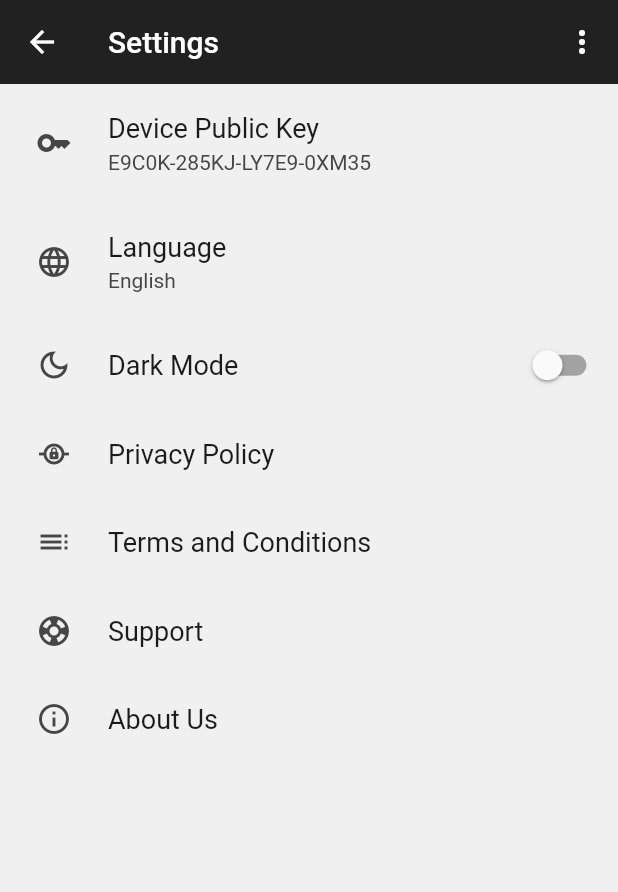
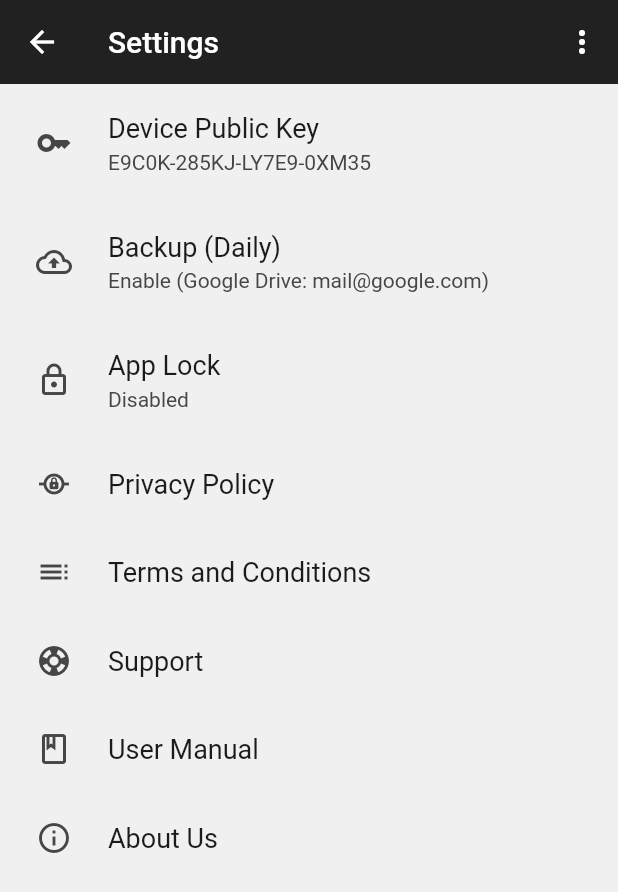
Before and after one commit to kstar0707/signature-passwordless-auth, a Flutter app: the screen it shows after launch, after a tap on the "settings" icon, on a phone screen of 412 x 824 dp. Shown: the top 892 px of the screen. Run offline on Flutter 3.47's test engine with Material 2 defaults, Android fonts, the phone set to English and light mode, and no system bars; drawn by our look-alikes of settings_ui.

Commit message:
update settings

```diff
--- a/lib/views/main_pages/settings_page.dart
+++ b/lib/views/main_pages/settings_page.dart
@@ -57,16 +57,21 @@ class _SettingsPageState extends State<SettingsPage> {
                   value: const Text('E9C0K-285KJ-LY7E9-0XM35'),
                 ),
                 SettingsTile.navigation(
-                  leading: const Icon(Icons.language_outlined),
-                  title: const Text('Language'),
-                  value: const Text('English'),
+                  leading: const Icon(Icons.backup_outlined),
+                  title: const Text('Backup (Daily)'),
+                  value: const Text('Enable (Google Drive: mail@google.com)'),
                 ),
-                SettingsTile.switchTile(
-                  onToggle: (value) {},
-                  initialValue: false,
-                  leading: const Icon(Icons.dark_mode_outlined),
-                  title: const Text('Dark Mode'),
+                SettingsTile.navigation(
+                  leading: const Icon(Icons.lock_outlined),
+                  title: const Text('App Lock'),
+                  value: const Text('Disabled'),
                 ),
+                // SettingsTile.switchTile(
+                //   onToggle: (value) {},
+                //   initialValue: false,
+                //   leading: const Icon(Icons.dark_mode_outlined),
+                //   title: const Text('Dark Mode'),
+                // ),
                 SettingsTile.navigation(
                   leading: const Icon(Icons.private_connectivity_outlined),
                   title: const Text('Privacy Policy'),
@@ -80,6 +85,10 @@ class _SettingsPageState extends State<SettingsPage> {
                   title: const Text('Support'),
                 ),
                 SettingsTile.navigation(
+                  leading: const Icon(Icons.book_outlined),
+                  title: const Text('User Manual'),
+                ),
+                SettingsTile.navigation(
                   leading: const Icon(Icons.info_outline),
                   title: const Text('About Us'),
                 ),
```
